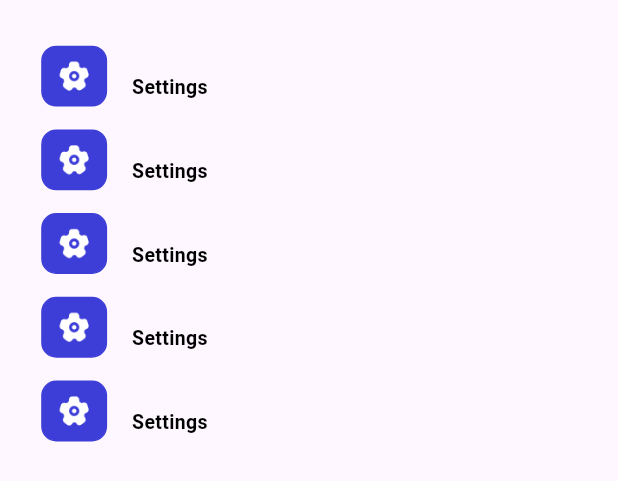
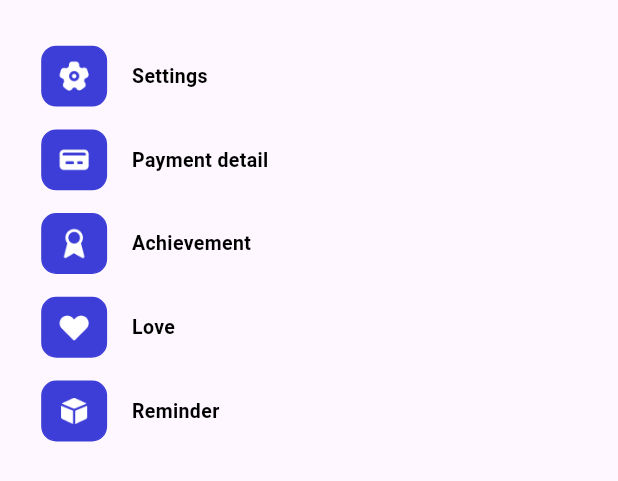
Before and after one commit to Bullets-jyr/ulearning_app, a Flutter app: the ProfileListItems widget shown alone on an empty page, opened directly, on a phone screen of 412 x 824 dp. Shown: the top 481 px of the screen. Run offline on Flutter 3.47's test engine with Material 3 defaults, Android fonts, the phone set to English and light mode, and no system bars; our stand-ins replace cached_network_image, cloud_firestore, dio, dots_indicator, firebase_auth, firebase_core and 7 more; accounts and stored records are empty; generated files the repository leaves out were written again.

Commit message:
Profile list text and image

```diff
--- a/lib/common/utils/image_res.dart
+++ b/lib/common/utils/image_res.dart
@@ -37,4 +37,8 @@ class ImageRes {
   static const String profileStar = '$_imageBase/profile_star.png';
 
   static const String settings = '$_imageBase/settings.png';
+  static const String creditCard = '$_imageBase/credit-card.png';
+  static const String award = '$_imageBase/award.png';
+  static const String love = '$_imageBase/heart(1).png';
+  static const String reminder = '$_imageBase/cube.png';
 }
--- a/lib/features/profile/view/widget/profile_list_items.dart
+++ b/lib/features/profile/view/widget/profile_list_items.dart
@@ -19,20 +19,20 @@ class ProfileListItems extends StatelessWidget {
             text: 'Settings',
           ),
           ListItem(
-            imagePath: ImageRes.settings,
-            text: 'Settings',
+            imagePath: ImageRes.creditCard,
+            text: 'Payment detail',
           ),
           ListItem(
-            imagePath: ImageRes.settings,
-            text: 'Settings',
+            imagePath: ImageRes.award,
+            text: 'Achievement',
           ),
           ListItem(
-            imagePath: ImageRes.settings,
-            text: 'Settings',
+            imagePath: ImageRes.love,
+            text: 'Love',
           ),
           ListItem(
-            imagePath: ImageRes.settings,
-            text: 'Settings',
+            imagePath: ImageRes.reminder,
+            text: 'Reminder',
           ),
         ],
       ),
@@ -71,8 +71,11 @@ class ListItem extends StatelessWidget {
           ),
         ),
         Container(
-          margin: EdgeInsets.only(left: 15.w),
+          // height: 40,
+          // color: Colors.red,
+          margin: EdgeInsets.only(left: 15.w, bottom: 15.h),
           child: Text13Normal(
+            textAlign: TextAlign.center,
             text: text,
           ),
         ),
```
Also changed, not shown: lib/features/settings/view/settings.dart (added).
